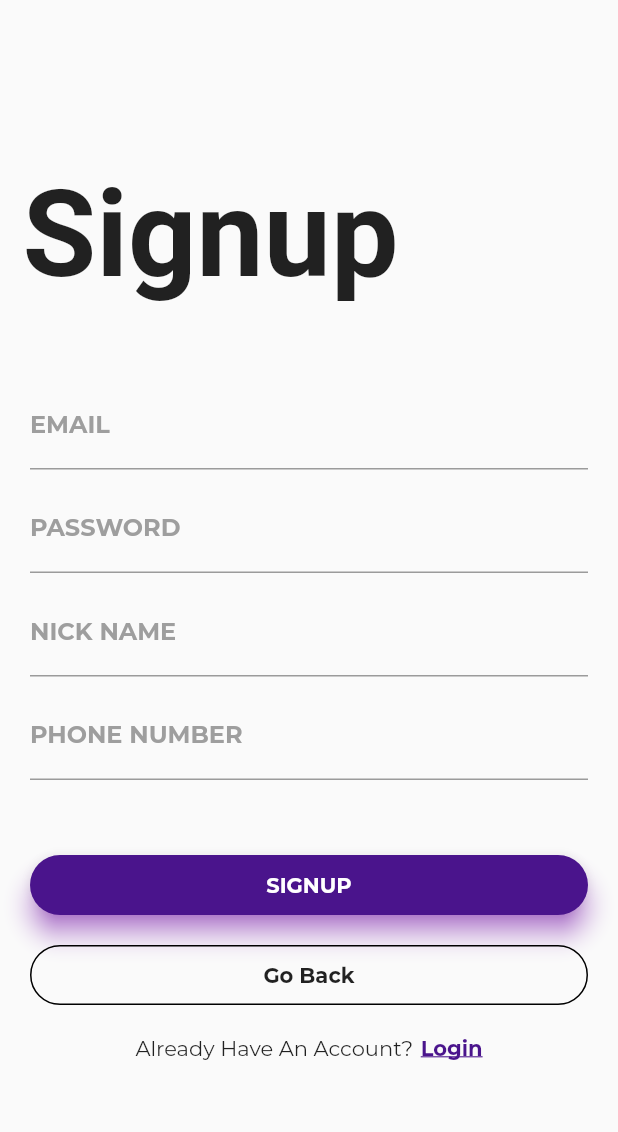
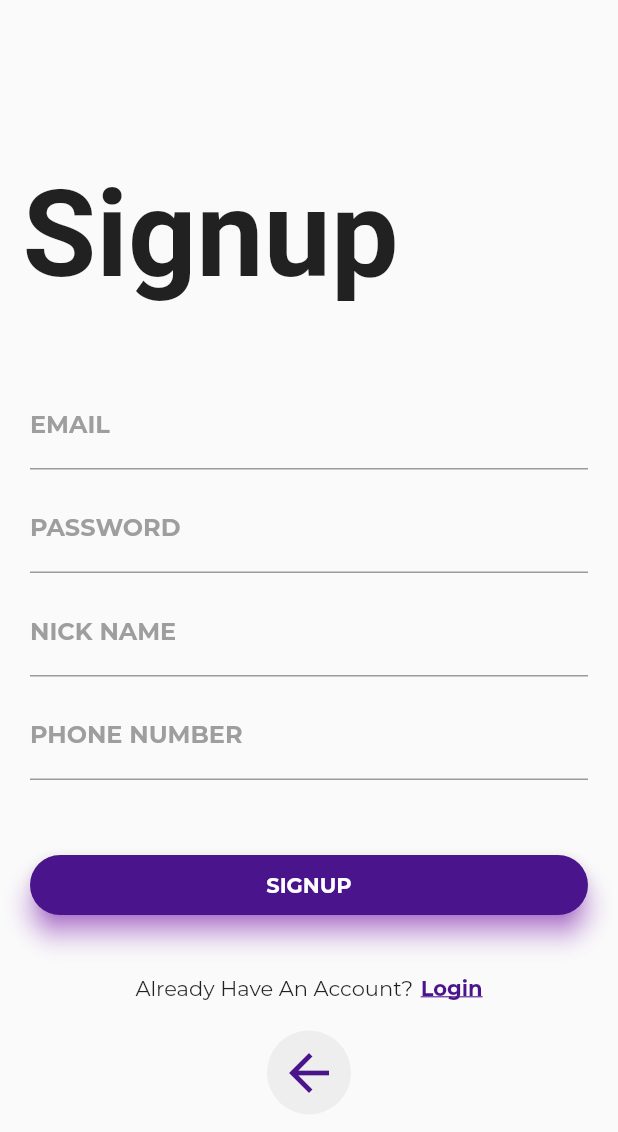
Before and after one commit to narangkevin/xn-livescore, a Flutter app: the Register screen opened directly, after a tap on "Login", after a tap on "Register", on a phone screen of 412 x 824 dp. Shown: the top 1132 px of the screen. Run offline on Flutter 3.47's test engine with Material 2 defaults, Android fonts, the phone set to English and light mode, and no system bars; our stand-ins replace firebase_auth, firebase_database, firebase_remote_config, flutter_spinkit, logger, shared_preferences; missing offline and left inert: flutter_line_sdk; accounts and stored records are empty; project files that could hold a hidden picture were left out.

Commit message:
interactive back buttons

```diff
--- a/lib/screens/authenticate/register.dart
+++ b/lib/screens/authenticate/register.dart
@@ -206,35 +206,35 @@ class _RegisterState extends State<Register> {
                           ),
                         ),
                         SizedBox(height: 20.0),
-                        Container(
-                          height: 40.0,
-                          color: Colors.transparent,
-                          child: Container(
-                            decoration: BoxDecoration(
-                                border: Border.all(
-                                    color: Colors.black,
-                                    style: BorderStyle.solid,
-                                    width: 1.0),
-                                color: Colors.transparent,
-                                borderRadius: BorderRadius.circular(20.0)),
-                            child: InkWell(
-                              onTap: () {
-                                // Navigator.of(context).pop();
-                                Navigator.pushReplacement(
-                                    context,
-                                    new MaterialPageRoute(
-                                        builder: (BuildContext context) =>
-                                            new PushRegister()));
-                              },
-                              child: Center(
-                                child: Text('Go Back',
-                                    style: TextStyle(
-                                        fontWeight: FontWeight.bold,
-                                        fontFamily: 'Montserrat')),
-                              ),
-                            ),
-                          ),
-                        ),
+//                        Container(
+//                          height: 40.0,
+//                          color: Colors.transparent,
+//                          child: Container(
+//                            decoration: BoxDecoration(
+//                                border: Border.all(
+//                                    color: Colors.black,
+//                                    style: BorderStyle.solid,
+//                                    width: 1.0),
+//                                color: Colors.transparent,
+//                                borderRadius: BorderRadius.circular(20.0)),
+//                            child: InkWell(
+//                              onTap: () {
+//                                // Navigator.of(context).pop();
+//                                Navigator.pushReplacement(
+//                                    context,
+//                                    new MaterialPageRoute(
+//                                        builder: (BuildContext context) =>
+//                                            new PushRegister()));
+//                              },
+//                              child: Center(
+//                                child: Text('Go Back',
+//                                    style: TextStyle(
+//                                        fontWeight: FontWeight.bold,
+//                                        fontFamily: 'Montserrat')),
+//                              ),
+//                            ),
+//                          ),
+//                        ),
                         SizedBox(height: 20),
                         Row(
                           mainAxisAlignment: MainAxisAlignment.center,
@@ -264,6 +264,35 @@ class _RegisterState extends State<Register> {
                             ),
                           ],
                         ),
+                        SizedBox(height: 20),
+                        Container(
+                          color: Colors.transparent,
+                          child: Row(
+                            mainAxisAlignment: MainAxisAlignment.center,
+                            children: <Widget>[
+                              Container(
+                                decoration: BoxDecoration(
+                                  shape: BoxShape.circle,
+                                  color: Colors.grey[200],
+                                ),
+                                child: IconButton(
+                                  icon: Icon(Icons.arrow_back),
+                                  tooltip: 'Go Back',
+                                  color: Colors.purple[900],
+                                  hoverColor: Colors.purple[400],
+                                  iconSize: 40,
+                                  onPressed: () {
+                                    Navigator.pushReplacement(
+                                        context,
+                                        new MaterialPageRoute(
+                                            builder: (BuildContext context) =>
+                                                new PushRegister()));
+                                  },
+                                ),
+                              ),
+                            ],
+                          ),
+                        ),
                       ],
                     ),
                   )),
--- a/lib/screens/authenticate/sign_in.dart
+++ b/lib/screens/authenticate/sign_in.dart
@@ -179,7 +179,8 @@ class _SignInState extends State<SignIn> {
                                               'Could not Login with the credentials provided. Please provide valid credentials.';
                                           loading = false;
                                         });
-                                        Scaffold.of(context).showSnackBar(SnackBar(
+                                        Scaffold.of(context)
+                                            .showSnackBar(SnackBar(
                                           content: Text("Invalid Credentials"),
                                         ));
                                       }
@@ -204,35 +205,35 @@ class _SignInState extends State<SignIn> {
                             ),
                           ),
                           SizedBox(height: 20.0),
-                          Container(
-                            height: 40.0,
-                            color: Colors.transparent,
-                            child: Container(
-                              decoration: BoxDecoration(
-                                  border: Border.all(
-                                      color: Colors.black,
-                                      style: BorderStyle.solid,
-                                      width: 1.0),
-                                  color: Colors.transparent,
-                                  borderRadius: BorderRadius.circular(20.0)),
-                              child: InkWell(
-                                onTap: () {
-                                  // Navigator.of(context).pop();
-                                  Navigator.pushReplacement(
-                                      context,
-                                      new MaterialPageRoute(
-                                          builder: (BuildContext context) =>
-                                          new PushRegister()));
-                                },
-                                child: Center(
-                                  child: Text('Go Back',
-                                      style: TextStyle(
-                                          fontWeight: FontWeight.bold,
-                                          fontFamily: 'Montserrat')),
-                                ),
-                              ),
-                            ),
-                          ),
+//                          Container(
+//                            height: 40.0,
+//                            color: Colors.transparent,
+//                            child: Container(
+//                              decoration: BoxDecoration(
+//                                  border: Border.all(
+//                                      color: Colors.black,
+//                                      style: BorderStyle.solid,
+//                                      width: 1.0),
+//                                  color: Colors.transparent,
+//                                  borderRadius: BorderRadius.circular(20.0)),
+//                              child: InkWell(
+//                                onTap: () {
+//                                  // Navigator.of(context).pop();
+//                                  Navigator.pushReplacement(
+//                                      context,
+//                                      new MaterialPageRoute(
+//                                          builder: (BuildContext context) =>
+//                                              new PushRegister()));
+//                                },
+//                                child: Center(
+//                                  child: Text('Go Back',
+//                                      style: TextStyle(
+//                                          fontWeight: FontWeight.bold,
+//                                          fontFamily: 'Montserrat')),
+//                                ),
+//                              ),
+//                            ),
+//                          ),
 //                          InkWell(
 //                            onTap: () async {
 //                              print('LINE button tapped');
@@ -341,6 +342,35 @@ class _SignInState extends State<SignIn> {
                     ),
                   ],
                 ),
+                SizedBox(height: 20.0),
+                Container(
+                  color: Colors.transparent,
+                  child: Row(
+                    mainAxisAlignment: MainAxisAlignment.center,
+                    children: <Widget>[
+                      Container(
+                        decoration: BoxDecoration(
+                          shape: BoxShape.circle,
+                          color: Colors.grey[200],
+                        ),
+                        child: IconButton(
+                          icon: Icon(Icons.arrow_back),
+                          tooltip: 'Go Back',
+                          color: Colors.purple[900],
+                          hoverColor: Colors.purple[400],
+                          iconSize: 40,
+                          onPressed: () {
+                            Navigator.pushReplacement(
+                                context,
+                                new MaterialPageRoute(
+                                    builder: (BuildContext context) =>
+                                    new PushRegister()));
+                          },
+                        ),
+                      ),
+                    ],
+                  ),
+                ),
               ],
             ),
           );
```
